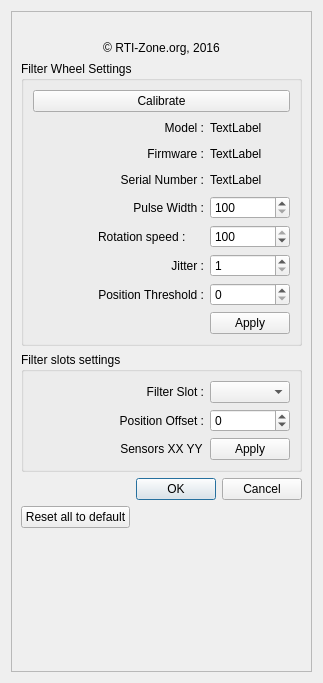
This is XagylFilterWheel.ui in rpineau/XagylFilterWheel as Qt 5 draws it before an edit. The edited form follows.
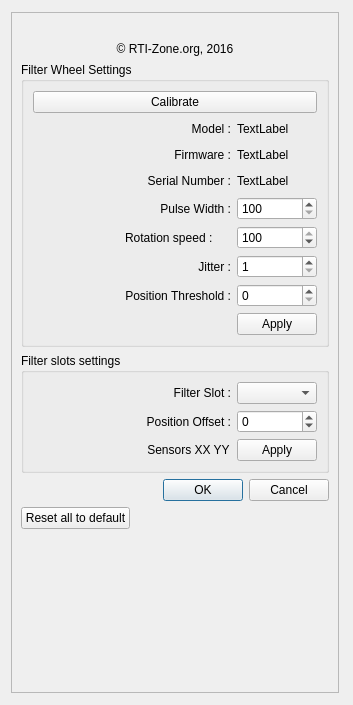
This is the edited form. Icons and pictures are not drawn. Custom widgets are drawn as their Qt base class.

```diff
--- a/XagylFilterWheel.ui
+++ b/XagylFilterWheel.ui
@@ -6,14 +6,20 @@
    <rect>
     <x>0</x>
     <y>0</y>
-    <width>323</width>
-    <height>683</height>
+    <width>353</width>
+    <height>705</height>
    </rect>
   </property>
+  <property name="minimumSize">
+   <size>
+    <width>353</width>
+    <height>705</height>
+   </size>
+  </property>
   <property name="maximumSize">
    <size>
-    <width>323</width>
-    <height>683</height>
+    <width>353</width>
+    <height>705</height>
    </size>
   </property>
   <property name="windowTitle">
@@ -22,6 +28,18 @@
   <layout class="QVBoxLayout" name="verticalLayout_6">
    <item>
     <widget class="X2Form" name="X2Form">
+     <property name="minimumSize">
+      <size>
+       <width>320</width>
+       <height>681</height>
+      </size>
+     </property>
+     <property name="maximumSize">
+      <size>
+       <width>328</width>
+       <height>681</height>
+      </size>
+     </property>
      <property name="frameShape">
       <enum>QFrame::StyledPanel</enum>
      </property>
```
